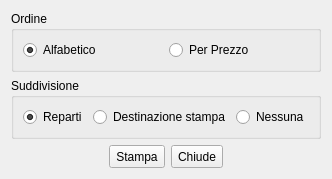
The window that src/reportform.ui (mtonin/gestcassa) describes before a commit, drawn with Qt 5.
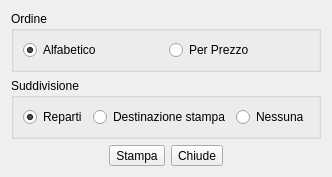
The same window after the commit.

```diff
--- a/src/reportform.ui
+++ b/src/reportform.ui
@@ -6,8 +6,8 @@
    <rect>
     <x>0</x>
     <y>0</y>
-    <width>321</width>
-    <height>179</height>
+    <width>294</width>
+    <height>170</height>
    </rect>
   </property>
   <property name="windowTitle">
```
